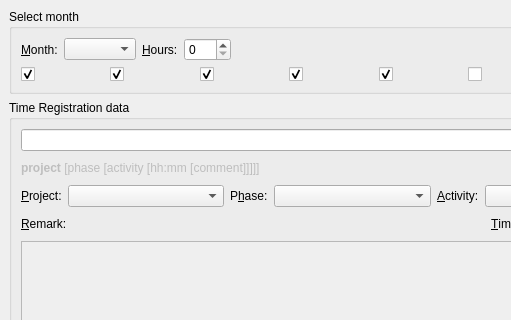
First picture: the form in src/pyuac_edit.ui, repository develer-staff/pyuac, before the edit; both pictures show x 0 to 511 and y 0 to 320 of the 662 by 537 pixel window.
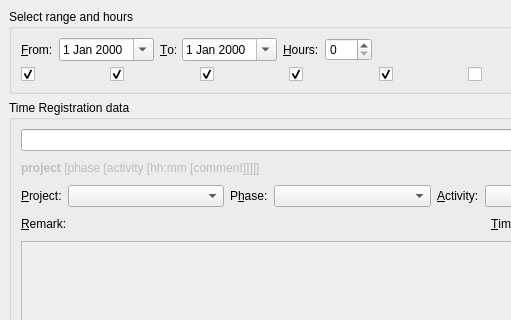
Second picture: the form after the edit. Icons and pictures are not drawn.

Commit message: Inserita la nuova modalità hours al posto della vecchia monthly.

What changed in the file:
```diff
--- a/src/pyuac_edit.ui
+++ b/src/pyuac_edit.ui
@@ -116,7 +116,7 @@
          <x>0</x>
          <y>0</y>
          <width>644</width>
-         <height>84</height>
+         <height>83</height>
         </rect>
        </property>
        <property name="sizePolicy" >
@@ -302,7 +302,7 @@
          <x>0</x>
          <y>0</y>
          <width>644</width>
-         <height>84</height>
+         <height>83</height>
         </rect>
        </property>
        <property name="sizePolicy" >
@@ -316,7 +316,7 @@
          <number>0</number>
         </property>
         <item>
-         <widget class="QGroupBox" name="monthlyGroupBox" >
+         <widget class="QGroupBox" name="hoursGroupBox" >
           <property name="sizePolicy" >
            <sizepolicy vsizetype="Maximum" hsizetype="Preferred" >
             <horstretch>0</horstretch>
@@ -324,7 +324,7 @@
            </sizepolicy>
           </property>
           <property name="title" >
-           <string>Select month</string>
+           <string>Select range and hours</string>
           </property>
           <layout class="QVBoxLayout" name="verticalLayout_2" >
            <item>
@@ -332,15 +332,36 @@
              <item>
               <widget class="QLabel" name="label" >
                <property name="text" >
-                <string>&amp;Month:</string>
+                <string>&amp;From:</string>
                </property>
                <property name="buddy" >
-                <cstring>monthComboBox</cstring>
+                <cstring>hoursFromDateEdit</cstring>
                </property>
               </widget>
              </item>
              <item>
-              <widget class="QComboBox" name="monthComboBox" />
+              <widget class="QDateEdit" name="hoursFromDateEdit" >
+               <property name="calendarPopup" >
+                <bool>true</bool>
+               </property>
+              </widget>
+             </item>
+             <item>
+              <widget class="QLabel" name="label_3" >
+               <property name="text" >
+                <string>&amp;To:</string>
+               </property>
+               <property name="buddy" >
+                <cstring>hoursToDateEdit</cstring>
+               </property>
+              </widget>
+             </item>
+             <item>
+              <widget class="QDateEdit" name="hoursToDateEdit" >
+               <property name="calendarPopup" >
+                <bool>true</bool>
+               </property>
+              </widget>
              </item>
              <item>
               <widget class="QLabel" name="label_2" >
@@ -380,7 +401,7 @@
            <item>
             <layout class="QHBoxLayout" name="horizontalLayout_5" >
              <item>
-              <widget class="QCheckBox" name="monMonthCheckBox" >
+              <widget class="QCheckBox" name="monHoursCheckBox" >
                <property name="text" >
                 <string/>
                </property>
@@ -390,7 +411,7 @@
               </widget>
              </item>
              <item>
-              <widget class="QCheckBox" name="tueMonthCheckBox" >
+              <widget class="QCheckBox" name="tueHoursCheckBox" >
                <property name="text" >
                 <string/>
                </property>
@@ -400,7 +421,7 @@
               </widget>
              </item>
              <item>
-              <widget class="QCheckBox" name="wedMonthCheckBox" >
+              <widget class="QCheckBox" name="wedHoursCheckBox" >
                <property name="text" >
                 <string/>
                </property>
@@ -410,7 +431,7 @@
               </widget>
              </item>
              <item>
-              <widget class="QCheckBox" name="thuMonthCheckBox" >
+              <widget class="QCheckBox" name="thuHoursCheckBox" >
                <property name="text" >
                 <string/>
                </property>
@@ -420,7 +441,7 @@
               </widget>
              </item>
              <item>
-              <widget class="QCheckBox" name="friMonthCheckBox" >
+              <widget class="QCheckBox" name="friHoursCheckBox" >
                <property name="text" >
                 <string/>
                </property>
@@ -430,7 +451,7 @@
               </widget>
              </item>
              <item>
-              <widget class="QCheckBox" name="satMonthCheckBox" >
+              <widget class="QCheckBox" name="satHoursCheckBox" >
                <property name="text" >
                 <string/>
                </property>
@@ -440,7 +461,7 @@
               </widget>
              </item>
              <item>
-              <widget class="QCheckBox" name="sunMonthCheckBox" >
+              <widget class="QCheckBox" name="sunHoursCheckBox" >
                <property name="text" >
                 <string/>
                </property>
```
The commit also changes 3 other files.
